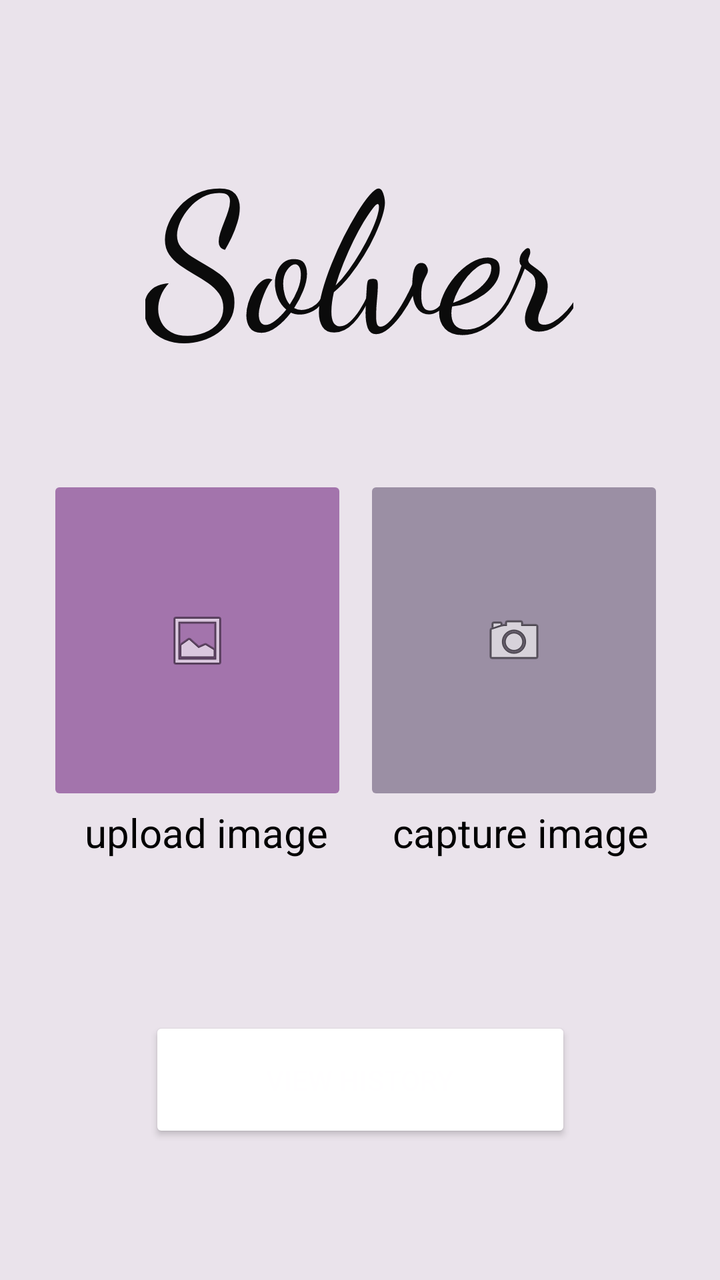
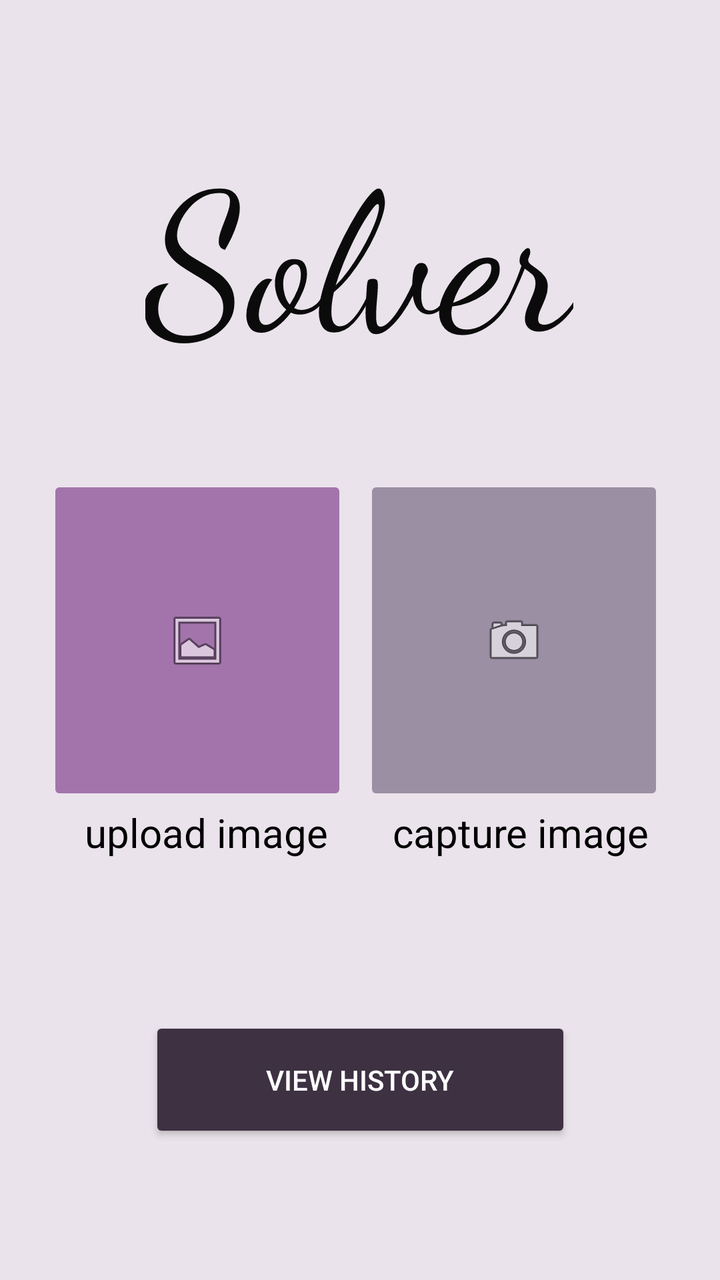

Compare the two renders of this Android layout. The source of the first and the diff that turns it into the second are given below.
<!-- AndroidManifest.xml: application theme Theme.SolverApp -->
<!-- res/layout/activity_main.xml -->
<?xml version="1.0" encoding="utf-8"?>
<androidx.constraintlayout.widget.ConstraintLayout xmlns:android="http://schemas.android.com/apk/res/android"
    xmlns:app="http://schemas.android.com/apk/res-auto"
    xmlns:tools="http://schemas.android.com/tools"
    android:id="@+id/main"
    android:layout_width="match_parent"
    android:layout_height="match_parent"
    android:background="#EAE3EB"
    android:backgroundTintMode="multiply"
    tools:context=".MainActivity">

    <ImageButton
        android:id="@+id/cameraButton"
        android:layout_width="150dp"
        android:layout_height="165dp"
        android:layout_marginEnd="28dp"
        android:backgroundTint="#9B8FA4"
        android:contentDescription="camera_button"
        app:layout_constraintBottom_toBottomOf="parent"
        app:layout_constraintEnd_toEndOf="parent"
        app:layout_constraintHorizontal_bias="1.0"
        app:layout_constraintStart_toEndOf="@+id/uploadButton"
        app:layout_constraintTop_toTopOf="@+id/uploadButton"
        app:layout_constraintVertical_bias="0.0"
        app:srcCompat="@android:drawable/ic_menu_camera" />

    <TextView
        android:id="@+id/uploadImage2"
        android:layout_width="150dp"
        android:layout_height="40dp"
        android:layout_marginStart="28dp"
        android:fontFamily="sans-serif"
        android:text="upload image"
        android:textAlignment="center"
        android:textColor="#000000"
        android:textSize="20sp"
        app:layout_constraintBottom_toBottomOf="parent"
        app:layout_constraintStart_toStartOf="parent"
        app:layout_constraintTop_toBottomOf="@+id/uploadButton"
        app:layout_constraintVertical_bias="0.0" />

    <TextView
        android:id="@+id/appName"
        android:layout_width="214dp"
        android:layout_height="135dp"
        android:layout_marginTop="48dp"
        android:fontFamily="cursive"
        android:text="Solver"
        android:textColor="#0B0B0B"
        android:textSize="96sp"
        android:typeface="normal"
        android:visibility="visible"
        app:layout_constraintBottom_toTopOf="@+id/uploadButton"
        app:layout_constraintEnd_toEndOf="parent"
        app:layout_constraintHorizontal_bias="0.497"
        app:layout_constraintStart_toStartOf="parent"
        app:layout_constraintTop_toTopOf="parent"
        app:layout_constraintVertical_bias="0.18" />

    <Button
        android:id="@+id/history"
        android:layout_width="211dp"
        android:layout_height="63dp"
        android:backgroundTint="#3D3142"
        android:backgroundTintMode="add"
        android:text="VIEW HISTORY"
        android:textColor="#FFFEFF"
        app:layout_constraintBottom_toBottomOf="parent"
        app:layout_constraintEnd_toEndOf="parent"
        app:layout_constraintHorizontal_bias="0.5"
        app:layout_constraintStart_toStartOf="parent"
        app:layout_constraintTop_toTopOf="parent"
        app:layout_constraintVertical_bias="0.881"
        app:rippleColor="#F8F4F4" />

    <TextView
        android:id="@+id/captureImage"
        android:layout_width="151dp"
        android:layout_height="40dp"
        android:layout_marginEnd="24dp"
        android:layout_marginBottom="224dp"
        android:fontFamily="sans-serif"
        android:text="capture image"
        android:textAlignment="center"
        android:textColor="#000000"
        android:textSize="20sp"
        app:layout_constraintBottom_toBottomOf="parent"
        app:layout_constraintEnd_toEndOf="parent"
        app:layout_constraintHorizontal_bias="1.0"
        app:layout_constraintStart_toEndOf="@+id/uploadImage2"
        app:layout_constraintTop_toBottomOf="@+id/cameraButton"
        app:layout_constraintVertical_bias="0.0" />

    <ImageButton
        android:id="@+id/uploadButton"
        android:layout_width="150dp"
        android:layout_height="165dp"
        android:backgroundTint="#AF834290"
        android:contentDescription="gallary_button"
        app:layout_constraintBottom_toBottomOf="parent"
        app:layout_constraintEnd_toEndOf="parent"
        app:layout_constraintHorizontal_bias="0.113"
        app:layout_constraintStart_toStartOf="parent"
        app:layout_constraintTop_toTopOf="parent"
        app:srcCompat="@android:drawable/ic_menu_gallery" />

</androidx.constraintlayout.widget.ConstraintLayout>
<!-- resources referenced by this layout -->
<resources>
  <style name="Theme.SolverApp" parent="Base.Theme.SolverApp" />
  <style name="Base.Theme.SolverApp" parent="Theme.AppCompat.Light.NoActionBar">
          
          
      </style>
</resources>

<!-- the commit's change to res/layout/activity_main.xml (unified diff, before → after) -->
@@ -62,7 +62,6 @@
         android:layout_width="211dp"
         android:layout_height="63dp"
         android:backgroundTint="#3D3142"
-        android:backgroundTintMode="add"
         android:text="VIEW HISTORY"
         android:textColor="#FFFEFF"
         app:layout_constraintBottom_toBottomOf="parent"
